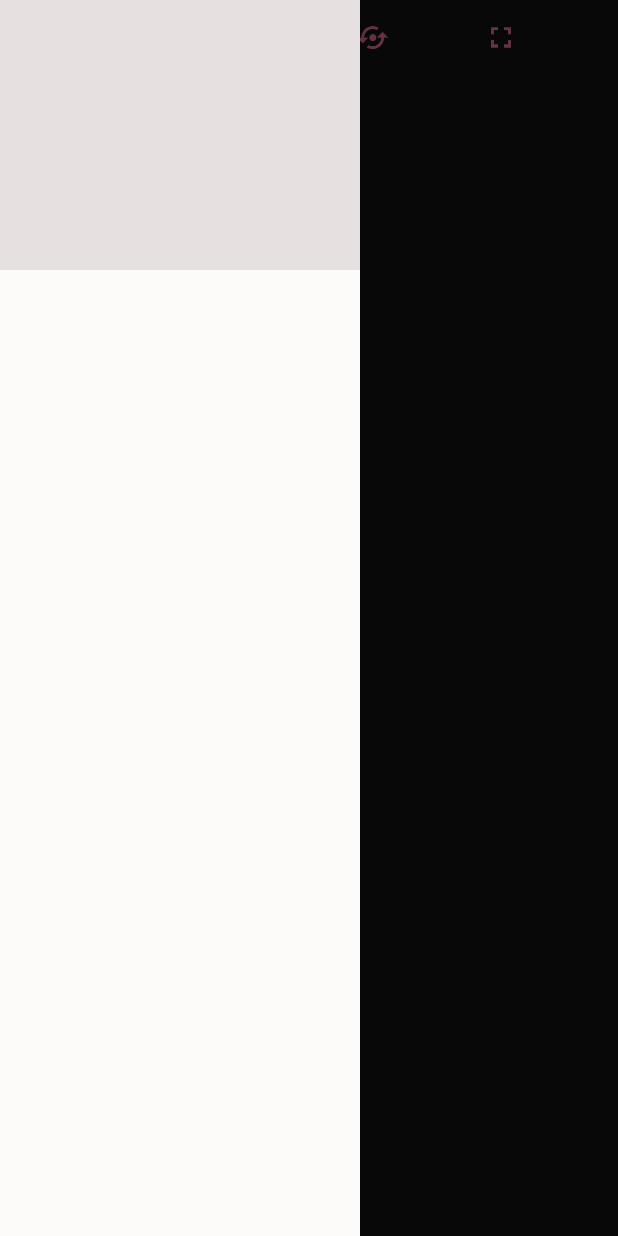
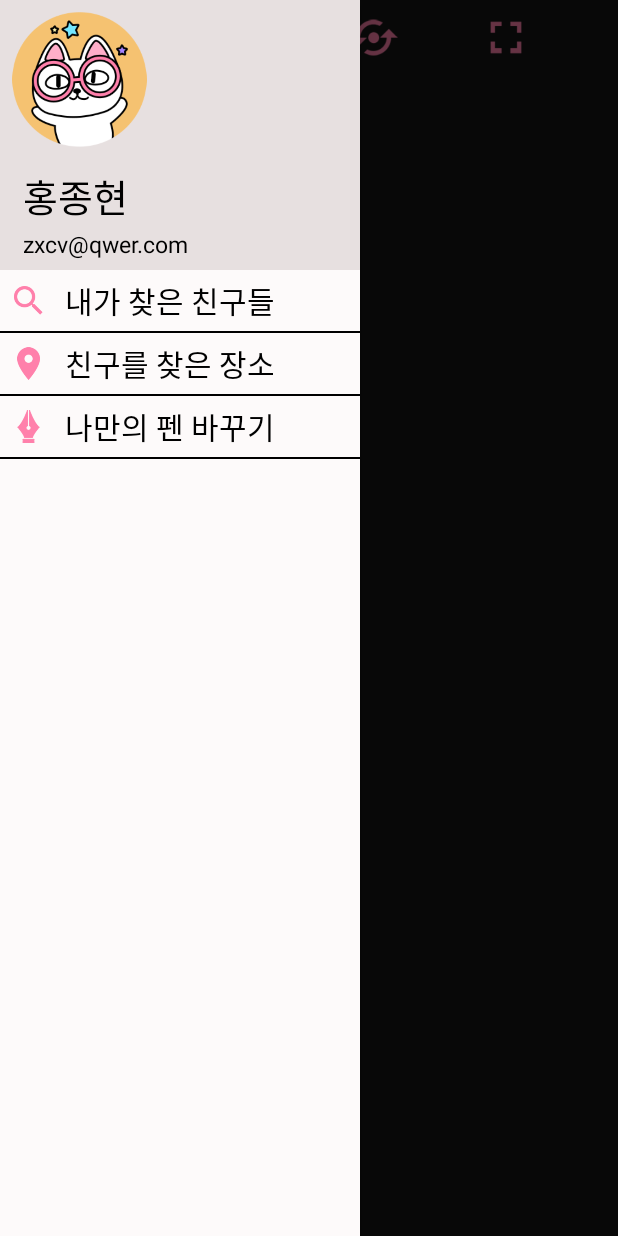
Before and after one commit to Astoration/FINDiction, an Android app: the screen it shows after launch (MainActivity), with the side drawer open, on a phone screen of 412 x 824 dp. Run offline under Robolectric (Android 15) with nearby library versions, the phone set to English and light mode, and no system bars.

Commit message:
set navigation drawer layout

```diff
--- a/app/src/main/java/moe/koibito/findiction/MainActivity.java
+++ b/app/src/main/java/moe/koibito/findiction/MainActivity.java
@@ -16,6 +16,7 @@ import android.support.v4.widget.DrawerLayout;
 import android.support.v7.app.ActionBarDrawerToggle;
 import android.support.v7.app.AppCompatActivity;
 import android.os.Bundle;
+import android.support.v7.view.menu.MenuAdapter;
 import android.util.Log;
 import android.view.Gravity;
 import android.view.KeyEvent;
@@ -47,6 +48,9 @@ public class MainActivity extends Activity {
     private ImageView mStopButton;
     private RelativeLayout mMainLayout;
     private LinearLayout mCanvasContainer;
+    private ListView mNavilistView;
+    private NaviListAdapter mNaviMenuAdapter;
+    private NaviMenuItem[] MenuList = new NaviMenuItem[3];
 
     @Override
     protected void onCreate(Bundle savedInstanceState) {
@@ -120,8 +124,14 @@ public class MainActivity extends Activity {
             }
         });
         mCanvasContainer = (LinearLayout) findViewById(R.id.canvas_container);
+        mNavilistView = (ListView) findViewById(R.id.navi_listview);
+        MenuList[0]=new NaviMenuItem(getDrawable(R.drawable.ic_search),"내가 찾은 친구들");
+        MenuList[1]=new NaviMenuItem(getDrawable(R.drawable.ic_location),"친구를 찾은 장소");
+        MenuList[2]=new NaviMenuItem(getDrawable(R.drawable.ic_pen),"나만의 펜 바꾸기");
+        mNaviMenuAdapter = new NaviListAdapter(MenuList);
+        mNavilistView.setAdapter(mNaviMenuAdapter);
+        mNavilistView.deferNotifyDataSetChanged();
         getPermission();
-
     }
 
     private class DrawerItemClickListener implements ListView.OnItemClickListener {
--- /dev/null
+++ b/app/src/main/java/moe/koibito/findiction/NaviListAdapter.java
@@ -0,0 +1,68 @@
+package moe.koibito.findiction;
+
+import android.content.Context;
+import android.database.DataSetObserver;
+import android.graphics.drawable.Drawable;
+import android.view.LayoutInflater;
+import android.view.View;
+import android.view.ViewGroup;
+import android.widget.BaseAdapter;
+import android.widget.ImageView;
+import android.widget.ListAdapter;
+import android.widget.TextView;
+
+import java.util.ArrayList;
+import java.util.Arrays;
+
+/**
+ * Created by Astoration on 2016. 9. 3..
+ */
+public class NaviListAdapter extends BaseAdapter {
+    private ArrayList<NaviMenuItem> MenuItemlist = new ArrayList<>();
+
+    public NaviListAdapter(NaviMenuItem[] items){
+        MenuItemlist.addAll(Arrays.asList(items));
+    }
+
+    public void addMenuItem(Drawable drawable,String title){
+        NaviMenuItem item = new NaviMenuItem(drawable,title);
+        MenuItemlist.add(item);
+    }
+
+    @Override
+    public int getCount() {
+        return MenuItemlist.size();
+    }
+
+    @Override
+    public Object getItem(int i) {
+        return MenuItemlist.get(i);
+    }
+
+    @Override
+    public long getItemId(int i) {
+        return i;
+    }
+
+    @Override
+    public View getView(int i, View view, ViewGroup viewGroup) {
+        final int pos = i;
+        Context context = viewGroup.getContext();
+        if(view==null) {
+            LayoutInflater inflater = (LayoutInflater) context.getSystemService(Context.LAYOUT_INFLATER_SERVICE);
+            view = inflater.inflate(R.layout.navidrawer_list_item,viewGroup,false);
+        }
+        ImageView icon = (ImageView) view.findViewById(R.id.list_icon);
+        TextView title= (TextView) view.findViewById(R.id.list_title);
+        NaviMenuItem item = MenuItemlist.get(pos);
+        icon.setImageDrawable(item.getIconDrawable());
+        title.setText(item.getTitle());
+        return view;
+    }
+
+
+    @Override
+    public boolean isEmpty() {
+        return MenuItemlist.isEmpty();
+    }
+}
--- /dev/null
+++ b/app/src/main/java/moe/koibito/findiction/NaviMenuItem.java
@@ -0,0 +1,33 @@
+package moe.koibito.findiction;
+
+import android.graphics.drawable.Drawable;
+
+/**
+ * Created by Astoration on 2016. 9. 3..
+ */
+public class NaviMenuItem {
+    private Drawable iconDrawable;
+    private String title;
+
+    public NaviMenuItem(Drawable iconDrawable, String title){
+        this.iconDrawable=iconDrawable;
+        this.title=title;
+    }
+
+    public NaviMenuItem(){
+
+    }
+
+    public void setIconDrawable(Drawable d){
+        iconDrawable=d;
+    }
+    public void setTitle(String t){
+        title=t;
+    }
+    public Drawable getIconDrawable(){
+        return iconDrawable;
+    }
+    public String getTitle(){
+        return title;
+    }
+}
--- a/app/src/main/res/layout/activity_main.xml
+++ b/app/src/main/res/layout/activity_main.xml
@@ -21,7 +21,7 @@
             android:layout_width="match_parent"
             android:layout_height="50dp"
             android:gravity="center"
-            android:padding="15dp"
+            android:padding="10dp"
             android:orientation="horizontal"
             android:weightSum="9">
 
@@ -100,13 +100,44 @@
             android:layout_width="match_parent"
             android:layout_height="180dp"
             android:background="#e7e0e0"
-            android:weightSum="10"
             android:orientation="vertical">
             <ImageView
-                android:layout_margin="10dp"
+                android:layout_margin="8dp"
+                android:src="@drawable/default_profile"
                 android:scaleType="fitCenter"
-                android:layout_width="120dp"
-                android:layout_height="120dp" />
+                android:layout_width="90dp"
+                android:layout_height="90dp" />
+            <TextView
+                android:layout_width="match_parent"
+                android:layout_height="wrap_content"
+                android:textSize="25dp"
+                android:text="홍종현"
+                android:layout_marginLeft="15dp"
+                android:layout_marginTop="5dp"
+                android:layout_marginBottom="2dp"
+                android:textColor="#f000"/>
+            <TextView
+                android:layout_width="match_parent"
+                android:layout_height="wrap_content"
+                android:textSize="15dp"
+                android:layout_marginLeft="15dp"
+                android:textColor="#f000"
+                android:text="zxcv@qwer.com"/>
+        </LinearLayout>
+        <LinearLayout
+            android:layout_width="match_parent"
+            android:layout_height="match_parent"
+            android:orientation="vertical"
+            android:layout_marginTop="180dp"
+            android:weightSum="8">
+            <ListView
+                android:id="@+id/navi_listview"
+                android:divider="#f000"
+                android:dividerHeight="1dp"
+                android:layout_width="match_parent"
+                android:layout_height="match_parent">
+
+            </ListView>
         </LinearLayout>
     </RelativeLayout>
 
--- /dev/null
+++ b/app/src/main/res/layout/navidrawer_list_item.xml
@@ -0,0 +1,25 @@
+<?xml version="1.0" encoding="utf-8"?>
+<LinearLayout xmlns:android="http://schemas.android.com/apk/res/android"
+    android:layout_width="match_parent"
+    android:orientation="horizontal"
+    android:weightSum="1"
+    android:layout_height="match_parent">
+    <ImageView
+        android:layout_width="0dp"
+        android:layout_height="wrap_content"
+        android:adjustViewBounds="true"
+        android:id="@+id/list_icon"
+        android:layout_gravity="center_vertical"
+        android:layout_weight="0.3"
+        android:layout_margin="8dp"
+        android:src="@drawable/ic_search"/>
+    <TextView
+        android:layout_width="wrap_content"
+        android:layout_height="wrap_content"
+        android:id="@+id/list_title"
+        android:textColor="#f000"
+        android:layout_margin="5dp"
+        android:text="asdff"
+        android:layout_gravity="center_vertical"
+        android:textSize="20dp"/>
+</LinearLayout>
```
Also changed, not shown: app/src/main/res/drawable/bg_splash.png (added), app/src/main/res/drawable/default_profile.png (added), app/src/main/res/drawable/ic_location.png (added), app/src/main/res/drawable/ic_pen.png (added), app/src/main/res/drawable/ic_search.png (added).
